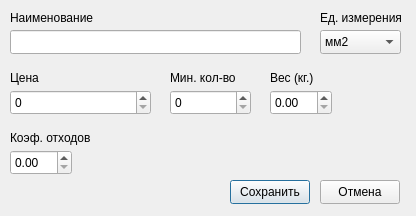
Above: sources/gui/addmaterialdialog.ui from Keqy/Matterhorn-materials before the change. Below: the same form after it.
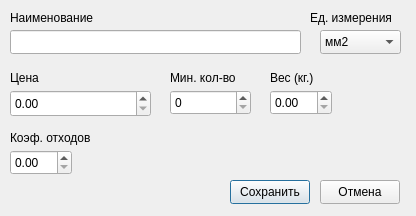
That is the form after the change. Icons and pictures are not drawn.

Patch:
```diff
--- a/sources/gui/addmaterialdialog.ui
+++ b/sources/gui/addmaterialdialog.ui
@@ -32,7 +32,7 @@
     <rect>
      <x>10</x>
      <y>10</y>
-     <width>91</width>
+     <width>111</width>
      <height>16</height>
     </rect>
    </property>
@@ -43,9 +43,9 @@
   <widget class="QLabel" name="label_2">
    <property name="geometry">
     <rect>
-     <x>320</x>
+     <x>310</x>
      <y>10</y>
-     <width>91</width>
+     <width>101</width>
      <height>16</height>
     </rect>
    </property>
@@ -58,7 +58,7 @@
     <rect>
      <x>10</x>
      <y>70</y>
-     <width>31</width>
+     <width>41</width>
      <height>16</height>
     </rect>
    </property>
@@ -71,7 +71,7 @@
     <rect>
      <x>170</x>
      <y>70</y>
-     <width>71</width>
+     <width>91</width>
      <height>16</height>
     </rect>
    </property>
@@ -84,7 +84,7 @@
     <rect>
      <x>270</x>
      <y>70</y>
-     <width>51</width>
+     <width>61</width>
      <height>16</height>
     </rect>
    </property>
@@ -97,7 +97,7 @@
     <rect>
      <x>10</x>
      <y>130</y>
-     <width>81</width>
+     <width>101</width>
      <height>16</height>
     </rect>
    </property>
@@ -222,26 +222,17 @@
     <enum>QAbstractSpinBox::StepType::DefaultStepType</enum>
    </property>
   </widget>
-  <widget class="QSpinBox" name="priceBox">
+  <widget class="QDoubleSpinBox" name="priceBox">
    <property name="geometry">
     <rect>
      <x>10</x>
      <y>90</y>
      <width>141</width>
-     <height>25</height>
+     <height>27</height>
     </rect>
    </property>
-   <property name="wrapping">
-    <bool>false</bool>
-   </property>
-   <property name="frame">
-    <bool>true</bool>
-   </property>
-   <property name="buttonSymbols">
-    <enum>QAbstractSpinBox::ButtonSymbols::UpDownArrows</enum>
-   </property>
    <property name="maximum">
-    <number>2147483647</number>
+    <double>999999.989999999990687</double>
    </property>
    <property name="singleStep">
     <number>100</number>
```
Left out of the diff: 57 changed lines with no effect on the pictures.
